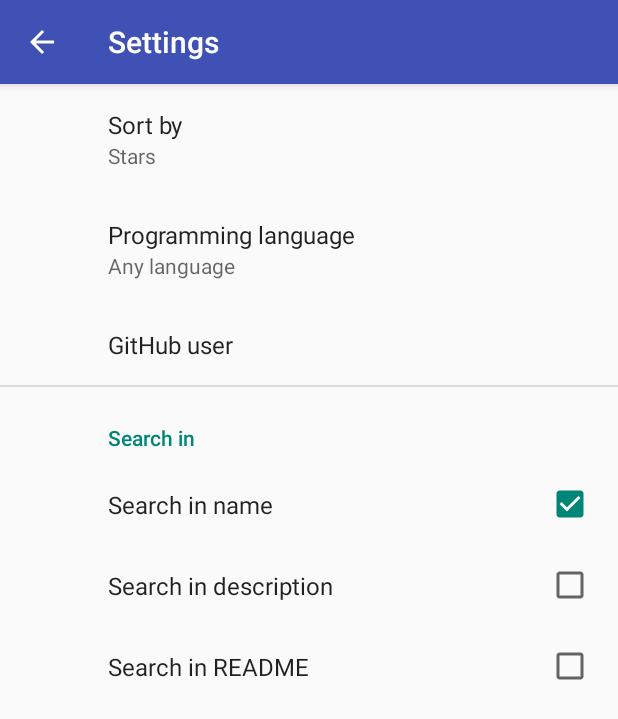
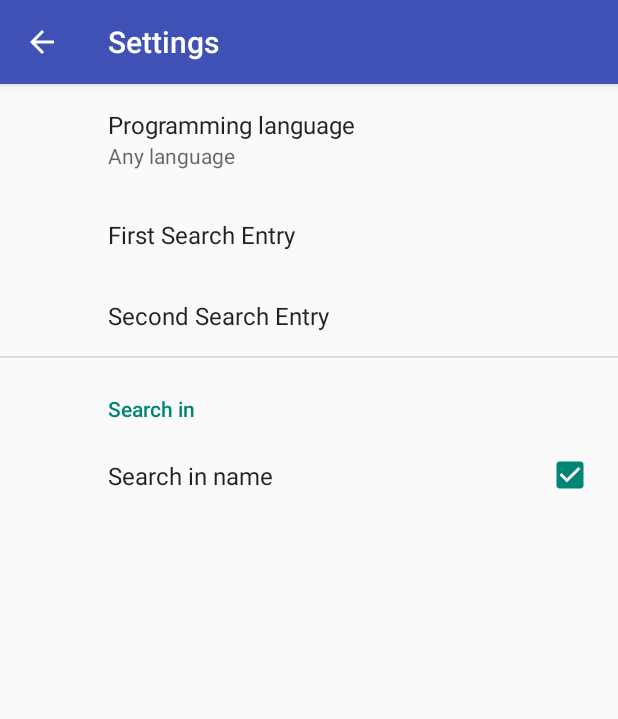
Before and after one commit to OSU-CS496-Sp2017/final-project-starwars-app, an Android app: the SettingsFragment screen opened directly, with no data from a screen before it, on a phone screen of 412 x 824 dp. Shown: the top 719 px of the screen. Run offline under Robolectric (Android 15) with nearby library versions, the phone set to English and light mode, and no system bars; our stand-ins replace androidx.preference.

Commit message:
Minor Tweaks Needed

```diff
--- a/FinalProjectStarWars/app/src/main/res/values/strings.xml
+++ b/FinalProjectStarWars/app/src/main/res/values/strings.xml
@@ -29,6 +29,16 @@
         <string name="pref_sort_updated_value" translatable="false">updated</string>
         <string name="pref_sort_default">@string/pref_sort_stars_value</string>
 
+        <string name="pref_search_key" translatable="false">pref_search</string>
+        <string name="pref_search_title">Second Search Entry</string>
+        <string name="pref_search_value1">People</string>
+        <string name="pref_search_value2">Planets</string>
+        <string name="pref_search_value3">Vehicles</string>
+        <string name="pref_search_default">@string/pref_search_planets</string>
+        <string name="pref_user_key1">TempUser1</string>
+        <string name="pref_user_title1">First Search Entry</string>
+        <string name="pref_user_key2">TempUser2</string>
+        <string name="pref_user_title2">TempTitle2</string>
         <!-- - - - - - - - - - - - - - - - -
              - Used for language preference -
              - - - - - - - - - - - - - - - - -->
@@ -67,8 +77,12 @@
              - Used for user preference -
              - - - - - - - - - - - - - - - - -->
         <string name="pref_user_key" translatable="false">pref_user</string>
-        <string name="pref_user_title">GitHub user</string>
+        <string name="pref_user_title">Search Value 1</string>
 
+    <string name="pref_search_value_key1" translatable="false"></string>
+    <string name="pref_search_1">Please Enter First Search Entry</string>
 
+    <string name="pref_search_value_key2" translatable="false"></string>
+    <string name="pref_search_2">Please Enter Second Search Entry</string>
 
 </resources>
--- a/FinalProjectStarWars/app/src/main/res/xml/prefs.xml
+++ b/FinalProjectStarWars/app/src/main/res/xml/prefs.xml
@@ -3,14 +3,6 @@
     xmlns:android="http://schemas.android.com/apk/res/android"
     xmlns:app="http://schemas.android.com/apk/res-auto">
 
-    <ListPreference
-        android:key="@string/pref_sort_key"
-        android:title="@string/pref_sort_title"
-        android:dialogTitle="@string/pref_sort_title"
-        android:summary="%s"
-        android:entries="@array/pref_sort_entries"
-        android:entryValues="@array/pref_sort_values"
-        android:defaultValue="@string/pref_sort_default" />
 
     <ListPreference
         android:key="@string/pref_language_key"
@@ -23,22 +15,19 @@
 
     <EditTextPreference
         android:key="@string/pref_user_key"
-        android:title="@string/pref_user_title"
+        android:title="@string/pref_user_title1"
         android:dialogTitle="@string/pref_user_title" />
+
+    <EditTextPreference
+        android:key="@string/pref_search_key"
+        android:title="@string/pref_search_title"
+        android:dialogTitle="@string/pref_search_title" />
 
     <PreferenceCategory android:title="@string/pref_in_title">
         <CheckBoxPreference
             android:key="@string/pref_in_name_key"
             android:title="@string/pref_in_name_title"
             android:defaultValue="@bool/pref_in_name_default" />
-        <CheckBoxPreference
-            android:key="@string/pref_in_description_key"
-            android:title="@string/pref_in_description_title"
-            android:defaultValue="@bool/pref_in_description_default" />
-        <CheckBoxPreference
-            android:key="@string/pref_in_readme_key"
-            android:title="@string/pref_in_readme_title"
-            android:defaultValue="@bool/pref_in_readme_default" />
     </PreferenceCategory>
 
 </PreferenceScreen>
```
Also changed, not shown: FinalProjectStarWars/app/src/main/res/values/arrays.xml (+15 -0 lines).
